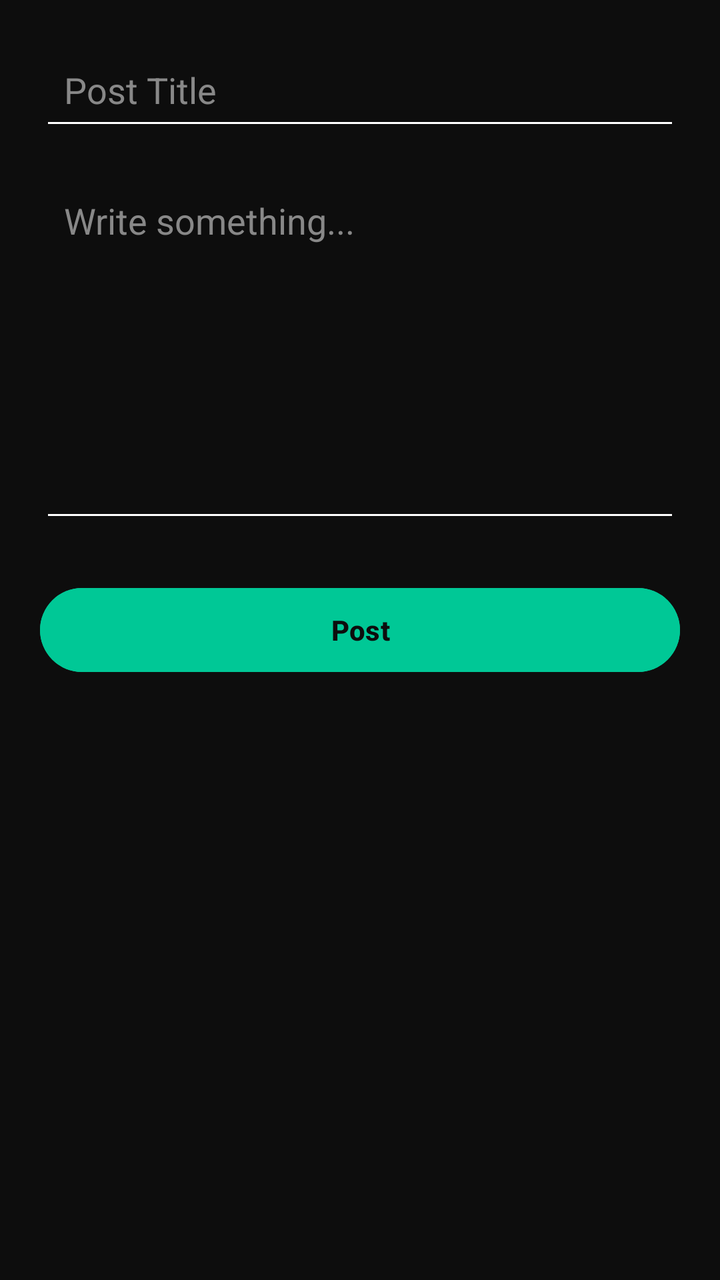
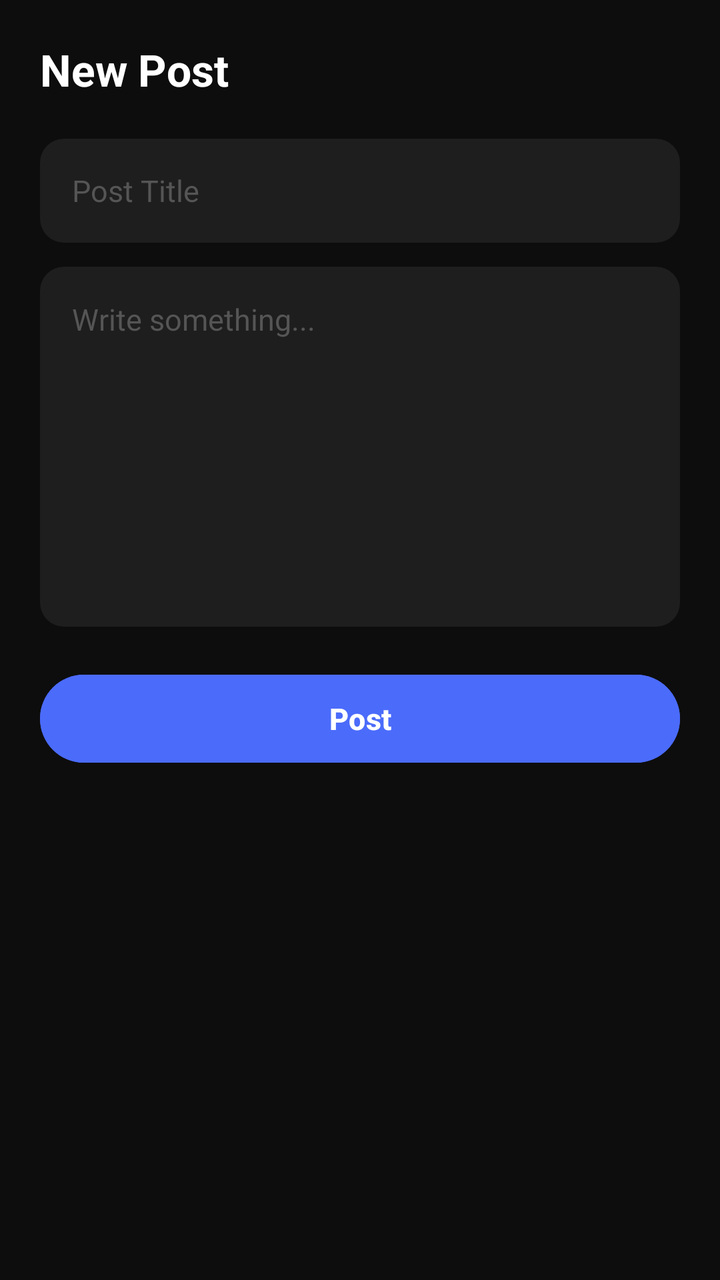

Compare the two renders of this Android layout. The source of the first and the diff that turns it into the second are given below.
<!-- AndroidManifest.xml: application theme Theme.PaperTraderV2 -->
<!-- res/layout/create_post_fragment.xml -->
<?xml version="1.0" encoding="utf-8"?>
<LinearLayout xmlns:android="http://schemas.android.com/apk/res/android"
    android:layout_width="match_parent"
    android:layout_height="match_parent"
    android:background="#0D0D0D"
    android:orientation="vertical"
    android:padding="20dp">

    <EditText
        android:id="@+id/inputPostTitle"
        android:layout_width="match_parent"
        android:layout_height="50dp"
        android:hint="Post Title"
        android:textColor="#FFFFFF"
        android:textColorHint="#888888"
        android:padding="12dp"
        android:backgroundTint="#FFFFFF"
        android:layout_marginBottom="16dp"/>

    <EditText
        android:id="@+id/inputPostContent"
        android:layout_width="match_parent"
        android:layout_height="180dp"
        android:hint="Write something..."
        android:textColor="#FFFFFF"
        android:textColorHint="#888888"
        android:padding="12dp"
        android:backgroundTint="#FFFFFF"
        android:gravity="top"/>

    <Button
        android:id="@+id/btnSubmitPost"
        android:layout_width="match_parent"
        android:layout_height="50dp"
        android:text="Post"
        android:textColor="#0D0D0D"
        android:textStyle="bold"
        android:backgroundTint="#00C896"
        android:layout_marginTop="24dp"/>
</LinearLayout>
<!-- resources referenced by this layout -->
<resources>
  <style name="Theme.PaperTraderV2" parent="Base.Theme.PaperTraderV2" />
  <style name="Base.Theme.PaperTraderV2" parent="Theme.Material3.DayNight.NoActionBar">
          
          
      </style>
</resources>

<!-- the commit's change to res/layout/create_post_fragment.xml (unified diff, before → after) -->
@@ -4,18 +4,30 @@
     android:layout_height="match_parent"
     android:background="#0D0D0D"
     android:orientation="vertical"
-    android:padding="20dp">
+    android:padding="20dp"
+    android:paddingBottom="86dp">
+
+    <TextView
+        android:layout_width="wrap_content"
+        android:layout_height="wrap_content"
+        android:text="New Post"
+        android:textColor="#FFFFFF"
+        android:textSize="22sp"
+        android:textStyle="bold"
+        android:layout_marginBottom="20dp" />
 
     <EditText
         android:id="@+id/inputPostTitle"
         android:layout_width="match_parent"
-        android:layout_height="50dp"
+        android:layout_height="52dp"
         android:hint="Post Title"
         android:textColor="#FFFFFF"
-        android:textColorHint="#888888"
-        android:padding="12dp"
-        android:backgroundTint="#FFFFFF"
-        android:layout_marginBottom="16dp"/>
+        android:textColorHint="#555555"
+        android:background="@drawable/bg_card_dark"
+        android:paddingStart="16dp"
+        android:paddingEnd="16dp"
+        android:textSize="15sp"
+        android:layout_marginBottom="12dp" />
 
     <EditText
         android:id="@+id/inputPostContent"
@@ -23,18 +35,20 @@
         android:layout_height="180dp"
         android:hint="Write something..."
         android:textColor="#FFFFFF"
-        android:textColorHint="#888888"
-        android:padding="12dp"
-        android:backgroundTint="#FFFFFF"
-        android:gravity="top"/>
+        android:textColorHint="#555555"
+        android:background="@drawable/bg_card_dark"
+        android:padding="16dp"
+        android:textSize="15sp"
+        android:gravity="top"
+        android:layout_marginBottom="20dp" />
 
     <Button
         android:id="@+id/btnSubmitPost"
         android:layout_width="match_parent"
-        android:layout_height="50dp"
+        android:layout_height="52dp"
         android:text="Post"
-        android:textColor="#0D0D0D"
+        android:textColor="#FFFFFF"
         android:textStyle="bold"
-        android:backgroundTint="#00C896"
-        android:layout_marginTop="24dp"/>
+        android:textSize="15sp"
+        android:backgroundTint="#4B6BFB" />
 </LinearLayout>
<!-- resource entries referenced after the edit -->
@@ -1,9 +1,24 @@
 <!-- resources referenced by this layout -->
 <resources>
+  <!-- drawable bg_card_dark (drawable) -->
+  <?xml version="1.0" encoding="utf-8"?>
+  <shape xmlns:android="http://schemas.android.com/apk/res/android"
+      android:shape="rectangle">
+      <solid android:color="#1E1E1E" />
+      <corners android:radius="12dp" />
+  </shape>
   <style name="Theme.PaperTraderV2" parent="Base.Theme.PaperTraderV2" />
   <style name="Base.Theme.PaperTraderV2" parent="Theme.Material3.DayNight.NoActionBar">
-          
-          
+          <item name="android:windowBackground">#000000</item>
+          <item name="android:colorBackground">#000000</item>
+          <item name="colorPrimary">#000000</item>
+          <item name="colorPrimaryContainer">#000000</item>
+          <item name="colorSurface">#000000</item>
+          <item name="colorSurfaceVariant">#000000</item>
+          <item name="android:navigationBarColor">#0D0D0D</item>
+          <item name="android:statusBarColor">#000000</item>
+          <item name="android:windowLightStatusBar">false</item>
+          <item name="android:windowLightNavigationBar">false</item>
       </style>
 </resources>
 
